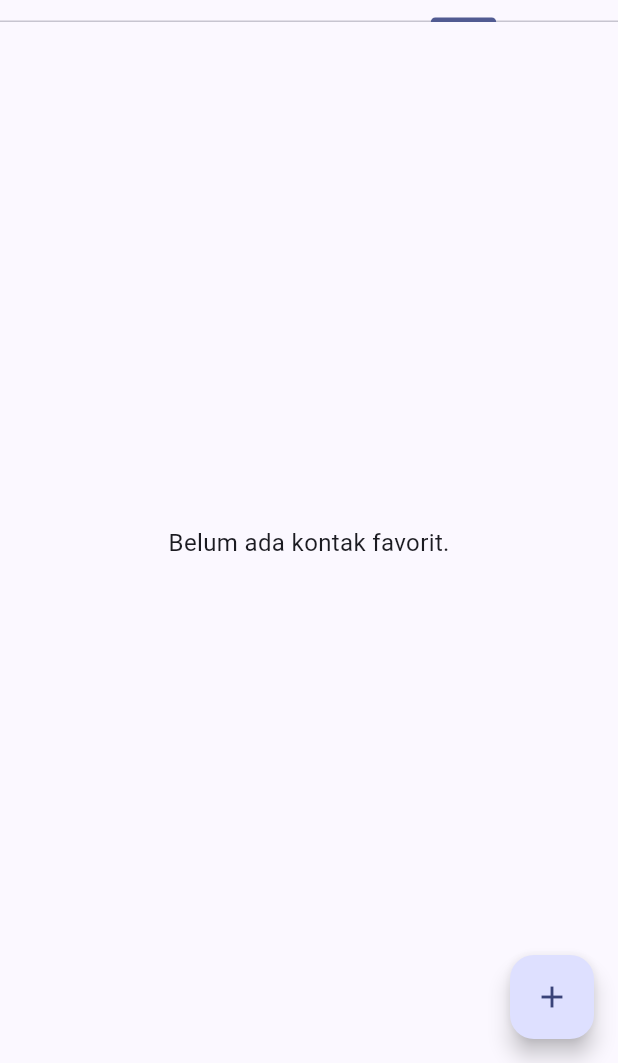
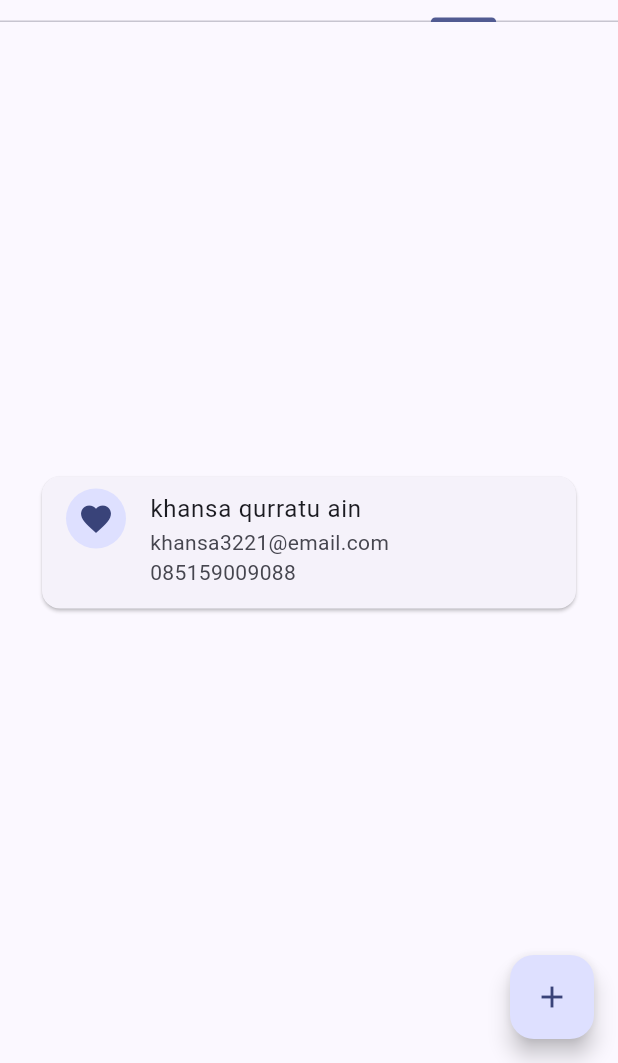
Before and after one commit to ardeliaanggun4-wq/Ardelia_BukuKontak, a Flutter app: the screen it shows after launch, tab 2 chosen, on a phone screen of 412 x 824 dp, the part 173-1236 px from its top. Run offline on Flutter 3.47's test engine with Material 3 defaults, Android fonts, the phone set to English and light mode, and no system bars.

Commit message:
Menambahkan kontak pada menu favorit

```diff
--- a/lib/pages/favorit_page.dart
+++ b/lib/pages/favorit_page.dart
@@ -5,10 +5,24 @@ class FavoritPage extends StatelessWidget {
 
   @override
   Widget build(BuildContext context) {
-    return const Center(
-      child: Text(
-        'Belum ada kontak favorit.',
-        style: TextStyle(fontSize: 16),
+    // TODO: Ganti dengan data diri kamu sendiri
+    const nama = 'khansa qurratu ain';
+    const email = 'khansa3221@email.com';
+    const noHp = '085159009088';
+
+    return Center(
+      child: Padding(
+        padding: const EdgeInsets.all(24.0),
+        child: Card(
+          child: ListTile(
+            leading: const CircleAvatar(
+              child: Icon(Icons.favorite),
+            ),
+            title: const Text(nama),
+            subtitle: Text('$email\n$noHp'),
+            isThreeLine: true,
+          ),
+        ),
       ),
     );
   }
```
